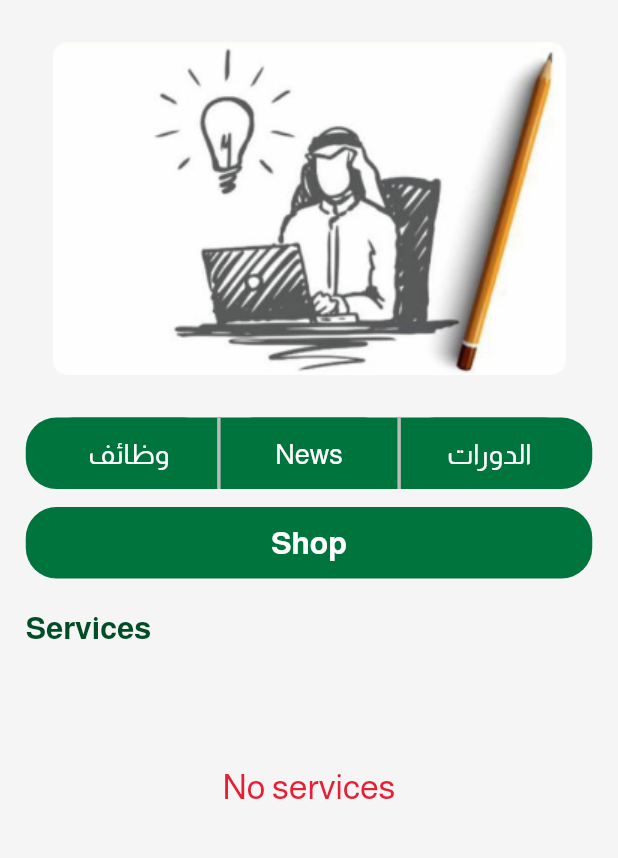
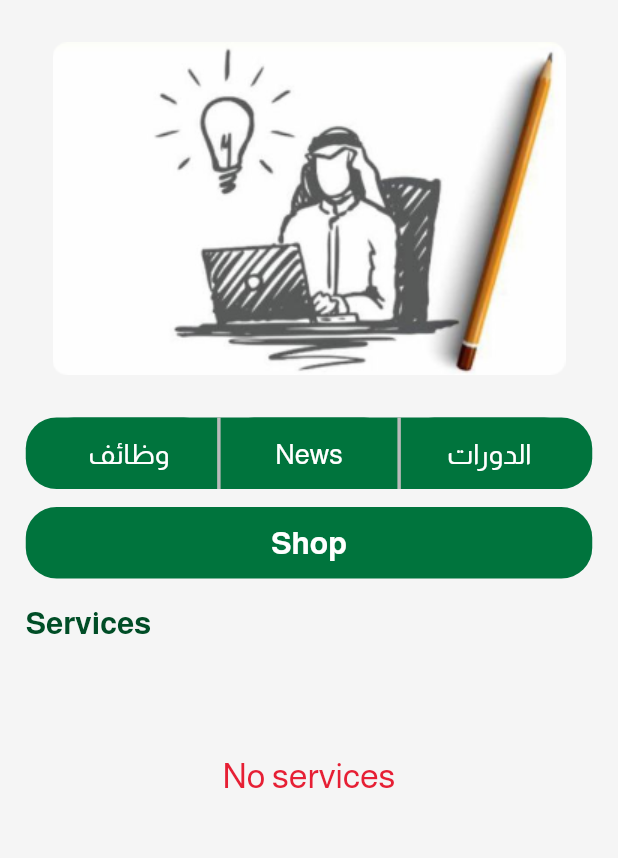
Before and after one commit to MohammadAssaf10/AsrarApp, a Flutter app: the HomeScreen screen opened directly, on a phone screen of 412 x 824 dp, the part 84-942 px from its top. Run offline on Flutter 3.47's test engine with Material 2 defaults, Android fonts, the phone set to English and light mode, and no system bars; our stand-ins replace bloc, cached_network_image, cloud_firestore, dartz, equatable, firebase_auth and 9 more; accounts and stored records are empty; project files that could hold a hidden picture were left out.

Commit message:
Fix code

```diff
--- a/lib/features/home/presentation/pages/main/home_screen.dart
+++ b/lib/features/home/presentation/pages/main/home_screen.dart
@@ -41,7 +41,6 @@ class HomeScreen extends StatelessWidget {
       ),
       body: SingleChildScrollView(
         child: Column(
-          crossAxisAlignment: CrossAxisAlignment.start,
           children: [
             AdImageView(),
             OptionsWidget(
@@ -109,13 +108,15 @@ class HomeScreen extends StatelessWidget {
               ),
             ),
             SizedBox(height: AppSize.s10.h),
-            Padding(
-              padding: EdgeInsets.symmetric(
-                vertical: AppSize.s8.h,
+            Container(
+              margin:   EdgeInsets.symmetric(
+                vertical: AppSize.s5.h,
                 horizontal: AppSize.s15.w,
               ),
+              width: MediaQuery.of(context).size.width,
               child: Text(
                 AppStrings.services.tr(context),
+                textAlign: TextAlign.start,
                 style: getAlmaraiBoldStyle(
                   fontSize: AppSize.s18.sp,
                   color: ColorManager.darkPrimary,
--- a/lib/features/home/presentation/pages/news/news_details_screen.dart
+++ b/lib/features/home/presentation/pages/news/news_details_screen.dart
@@ -38,8 +38,6 @@ class NewsDetailsScreen extends StatelessWidget {
                   borderRadius: BorderRadius.circular(AppSize.s10.r),
                 ),
                 offset: Offset(0, 0),
-                horizontalMargin: AppSize.s0.w,
-                verticalMargin: AppSize.s0.h,
               ),
               Padding(
                 padding: EdgeInsets.symmetric(
--- a/lib/features/home/presentation/widgets/ad/ad_image_view.dart
+++ b/lib/features/home/presentation/widgets/ad/ad_image_view.dart
@@ -5,10 +5,11 @@ import 'package:flutter_screenutil/flutter_screenutil.dart';
 
 import '../../../../../config/assets_manager.dart';
 import '../../../../../config/color_manager.dart';
-import '../../../../../config/styles_manager.dart';
 import '../../../../../config/values_manager.dart';
 import '../../blocs/ad_image_bloc/ad_image_bloc.dart';
 import '../general/cached_network_image_widget.dart';
+import '../general/error_view.dart';
+import '../general/loading_view.dart';
 
 class AdImageView extends StatelessWidget {
   const AdImageView({Key? key}) : super(key: key);
@@ -18,30 +19,20 @@ class AdImageView extends StatelessWidget {
     return BlocBuilder<AdImageBloc, AdImageState>(
       builder: (context, state) {
         if (state is AdImageLoadingState)
-          return Padding(
-            padding: EdgeInsets.symmetric(vertical: AppSize.s85.h),
-            child: Center(
-              child: CircularProgressIndicator(
-                color: ColorManager.primary,
-              ),
-            ),
+          return LoadingView(
+            height: AppSize.s200.h,
+            width: MediaQuery.of(context).size.width,
           );
         else if (state is AdImageErrorState)
-          return Container(
-            margin: EdgeInsets.symmetric(vertical: AppSize.s90.h),
-            alignment: Alignment.center,
-            child: Text(
-              state.errorMessage.tr(context),
-              style: getAlmaraiRegularStyle(
-                fontSize: AppSize.s20.sp,
-                color: ColorManager.error,
-              ),
-            ),
+          return ErrorView(
+            errorMessage: state.errorMessage.tr(context),
+            height: AppSize.s200.h,
+            width: MediaQuery.of(context).size.width,
           );
         else if (state is AdImageLoadedState) if (state.list.isNotEmpty)
           return Container(
             height: AppSize.s200.h,
-            width: double.infinity,
+            // width: MediaQuery.of(context).size.width,
             child: ListView.builder(
               scrollDirection: Axis.horizontal,
               itemCount: state.list.length,
@@ -53,10 +44,10 @@ class AdImageView extends StatelessWidget {
                   width: AppSize.s340.w,
                   shapeBorder: OutlineInputBorder(
                     borderRadius: BorderRadius.circular(AppSize.s10.r),
-                    borderSide: BorderSide(color: ColorManager.transparent)
+                    borderSide: BorderSide(color: ColorManager.transparent),
                   ),
-                  offset: Offset(0,0),
-                  horizontalMargin: AppSize.s10.w,
+                  offset: Offset(0, 0),
+                  horizontalMargin: AppSize.s8.w,
                   verticalMargin: AppSize.s12.h,
                 );
               },
--- a/lib/features/home/presentation/widgets/company/companies_view.dart
+++ b/lib/features/home/presentation/widgets/company/companies_view.dart
@@ -11,6 +11,8 @@ import '../../../../../config/styles_manager.dart';
 import '../../../../../config/values_manager.dart';
 import '../../blocs/company_bloc/company_bloc.dart';
 import '../../blocs/services_bloc/bloc/services_bloc.dart';
+import '../general/error_view.dart';
+import '../general/loading_view.dart';
 
 class CompaniesView extends StatelessWidget {
   const CompaniesView({Key? key}) : super(key: key);
@@ -20,30 +22,20 @@ class CompaniesView extends StatelessWidget {
     return BlocBuilder<CompanyBloc, CompanyState>(
       builder: (context, state) {
         if (state is CompanyLoadingState) {
-          return Padding(
-            padding: EdgeInsets.symmetric(vertical: AppSize.s60.h),
-            child: Center(
-              child: CircularProgressIndicator(
-                color: ColorManager.primary,
-              ),
-            ),
+          return LoadingView(
+            height: MediaQuery.of(context).size.height / 3,
+            width: MediaQuery.of(context).size.width,
           );
         } else if (state is CompanyErrorState) {
-          return Container(
-            margin: EdgeInsets.symmetric(vertical: AppSize.s60.h),
-            alignment: Alignment.center,
-            child: Text(
-              state.errorMessage.tr(context),
-              style: getAlmaraiRegularStyle(
-                fontSize: AppSize.s20.sp,
-                color: ColorManager.error,
-              ),
-            ),
+          return ErrorView(
+            errorMessage: state.errorMessage.tr(context),
+            height: MediaQuery.of(context).size.height / 3,
+            width: MediaQuery.of(context).size.width,
           );
         } else if (state is CompanyLoadedState) {
           if (state.company.isNotEmpty) {
             return SizedBox(
-              height: MediaQuery.of(context).size.height/3.2,
+              height: MediaQuery.of(context).size.height / 3.2,
               child: GridView.builder(
                 itemCount: state.company.length,
                 shrinkWrap: true,
@@ -67,8 +59,6 @@ class CompaniesView extends StatelessWidget {
                     },
                     child: CachedNetworkImageWidget(
                       image: state.company[index].image,
-                      height: AppSize.s0.h,
-                      width: AppSize.s0.w,
                       offset: Offset(0, 6),
                       horizontalMargin: AppSize.s10.w,
                       verticalMargin: AppSize.s5.h,
```
Also changed, not shown: lib/features/home/presentation/pages/news/news_screen.dart (+7 -3 lines), lib/features/home/presentation/pages/shop/shop_screen.dart (+19 -23 lines), lib/features/home/presentation/widgets/general/cached_network_image_widget.dart (+19 -16 lines), lib/features/home/presentation/widgets/general/error_view.dart (+10 -3 lines), lib/features/home/presentation/widgets/general/loading_view.dart (+9 -3 lines), lib/features/home/presentation/widgets/service/services_view.dart (+11 -15 lines), lib/features/home/presentation/widgets/shop/product_widget.dart (+40 -72 lines).
